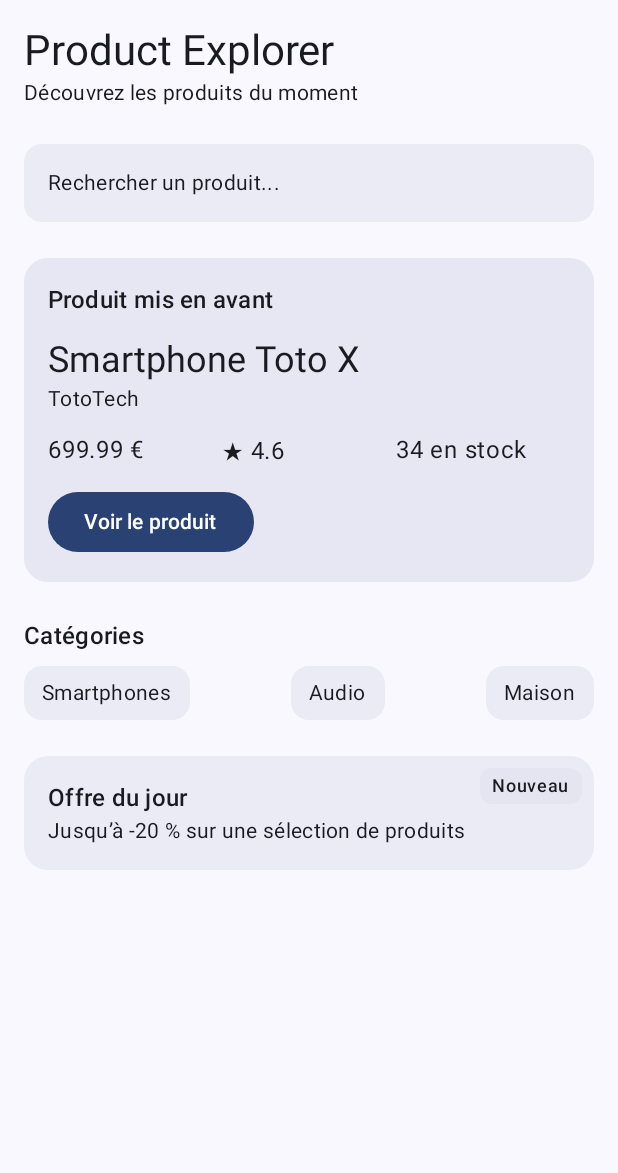
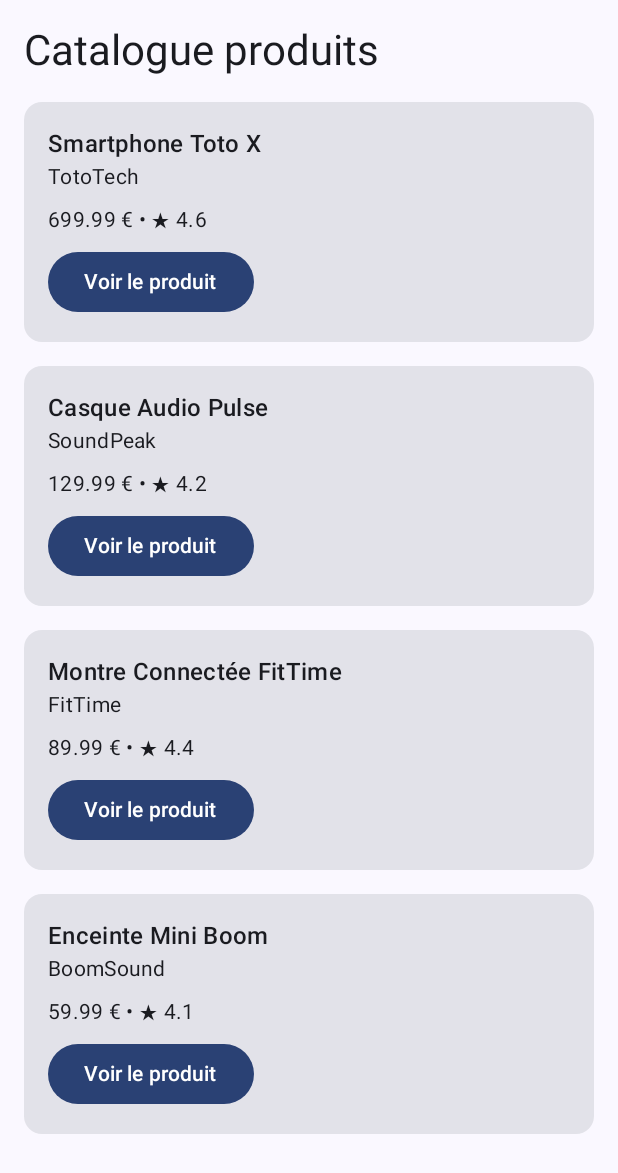
Before and after one commit to LiliSoli/ProductExplorer, an Android app built with Jetpack Compose: the screen it shows after launch (MainActivity), on a phone screen of 412 x 824 dp. Shown: the top 1173 px of the screen. Run offline under Robolectric (Android 15) with nearby library versions, the phone set to English and light mode, and no system bars.

Commit message:
feat: add local catalogue

```diff
--- a/app/src/main/java/com/example/productexplorer/MainActivity.kt
+++ b/app/src/main/java/com/example/productexplorer/MainActivity.kt
@@ -5,14 +5,17 @@ import androidx.activity.ComponentActivity
 import androidx.activity.compose.setContent
 import androidx.activity.enableEdgeToEdge
 import androidx.compose.foundation.Image
+import androidx.compose.foundation.layout.Arrangement
 import androidx.compose.foundation.layout.Box
 import androidx.compose.foundation.layout.Column
+import androidx.compose.foundation.layout.PaddingValues
 import androidx.compose.foundation.layout.Row
 import androidx.compose.foundation.layout.Spacer
 import androidx.compose.foundation.layout.fillMaxSize
 import androidx.compose.foundation.layout.fillMaxWidth
 import androidx.compose.foundation.layout.height
 import androidx.compose.foundation.layout.padding
+import androidx.compose.foundation.lazy.LazyColumn
 import androidx.compose.material3.Button
 import androidx.compose.material3.Card
 import androidx.compose.material3.Icon
@@ -30,6 +33,7 @@ import androidx.compose.ui.res.painterResource
 import androidx.compose.ui.tooling.preview.Preview
 import androidx.compose.ui.unit.dp
 import com.example.productexplorer.ui.theme.ProductExplorerTheme
+import androidx.compose.foundation.lazy.items
 
 class MainActivity : ComponentActivity() {
     override fun onCreate(savedInstanceState: Bundle?) {
@@ -38,9 +42,10 @@ class MainActivity : ComponentActivity() {
         setContent {
             ProductExplorerTheme {
                 Scaffold(modifier = Modifier.fillMaxSize()) { innerPadding ->
-                    ProductHomeScreen(
-                        featuredProduct = sampleProduct(),
-                        onFeaturedProductClick = {// Plus tard : ouvrir le détail du produit
+                    ProductCatalogScreen(
+                        products = sampleProducts(),
+                        onProductClick = {
+                            // Plus tard : ouvrir le détail du produit
                         },
                         modifier = Modifier.padding(innerPadding)
                     )
@@ -51,6 +56,7 @@ class MainActivity : ComponentActivity() {
 }
 
 data class ProductUi(
+    val id: Int,
     val title: String,
     val brand: String,
     val category: String,
@@ -65,6 +71,7 @@ data class ProductUi(
 
 fun sampleProduct(): ProductUi {
     return ProductUi(
+        id = 1,
         title = "Smartphone Toto X",
         brand = "TotoTech",
         category = "Smartphones",
@@ -80,6 +87,7 @@ fun sampleProduct(): ProductUi {
 
 fun sampleProductOutOfStock(): ProductUi {
     return ProductUi(
+        id = 2,
         title = "Casque Audio Pulse",
         brand = "SoundPeak",
         category = "Audio",
@@ -91,6 +99,51 @@ fun sampleProductOutOfStock(): ProductUi {
         stock = 0,
         warrantyInformation = "Garantie constructeur : 1 an",
         shippingInformation = "Produit temporairement indisponible"
+    )
+}
+
+fun sampleProducts(): List<ProductUi> {
+    return listOf(
+        sampleProduct(),
+        ProductUi(
+            id = 2,
+            title = "Casque Audio Pulse",
+            brand = "SoundPeak",
+            category = "Audio",
+            description = "Un casque confortable pour écouter de la musique et travailler dans de bonnes conditions.",
+            price = 129.99,
+            discountPercentage = 8.0,
+            rating = 4.2,
+            stock = 0,
+            warrantyInformation = "Garantie constructeur : 1 an",
+            shippingInformation = "Produit temporairement indisponible"
+        ),
+        ProductUi(
+            id = 3,
+            title = "Montre Connectée FitTime",
+            brand = "FitTime",
+            category = "Wearables",
+            description = "Une montre connectée simple pour suivre l’activité quotidienne.",
+            price = 89.99,
+            discountPercentage = 15.0,
+            rating = 4.4,
+            stock = 18,
+            warrantyInformation = "Garantie constructeur : 2 ans",
+            shippingInformation = "Livraison estimée : 2 à 4 jours ouvrés"
+        ),
+        ProductUi(
+            id = 4,
+            title = "Enceinte Mini Boom",
+            brand = "BoomSound",
+            category = "Audio",
+            description = "Une enceinte compacte pour écouter de la musique à la maison ou en déplacement.",
+            price = 59.99,
+            discountPercentage = 5.0,
+            rating = 4.1,
+            stock = 52,
+            warrantyInformation = "Garantie constructeur : 1 an",
+            shippingInformation = "Livraison estimée : 3 jours ouvrés"
+        )
     )
 }
 
@@ -502,7 +555,67 @@ fun DailyOfferBox(
     }
 }
 
+@Composable
+fun ProductCatalogScreen(
+    products: List<ProductUi>,
+    onProductClick: (ProductUi) -> Unit,
+    modifier: Modifier = Modifier
+) {
+    LazyColumn(
+        modifier = modifier.fillMaxSize(),
+        contentPadding = PaddingValues(16.dp),
+        verticalArrangement = Arrangement.spacedBy(16.dp)
+    ) {
+        item {
+            Text(
+                text = "Catalogue produits",
+                style = MaterialTheme.typography.headlineMedium
+            )
+        }
+        items(
+            items = products,
+            key = { product -> product.id }
+        ) { product ->
+            ProductListItem(
+                product = product,
+                onClick = {
+                    onProductClick(product)
+                }
+            )
+        }
+    }
+}
 
+@Composable
+fun ProductListItem(
+    product: ProductUi,
+    onClick: () -> Unit,
+    modifier: Modifier = Modifier
+) {
+    Card(modifier = modifier.fillMaxWidth()) {
+        Column(
+            modifier = Modifier.padding(16.dp)
+        ) {
+            Text(
+                text = product.title,
+                style = MaterialTheme.typography.titleMedium
+            )
+            Text(
+                text = product.brand,
+                style = MaterialTheme.typography.bodyMedium
+            )
+            Spacer(modifier = Modifier.height(8.dp))
+            Text(
+                text = "${product.price} € • ★ ${product.rating}",
+                style = MaterialTheme.typography.bodyMedium
+            )
+            Spacer(modifier = Modifier.height(8.dp))
+            Button(onClick = onClick) {
+                Text(text = "Voir le produit")
+            }
+        }
+    }
+}
 
 @Preview(showBackground = true)
 @Composable
```
